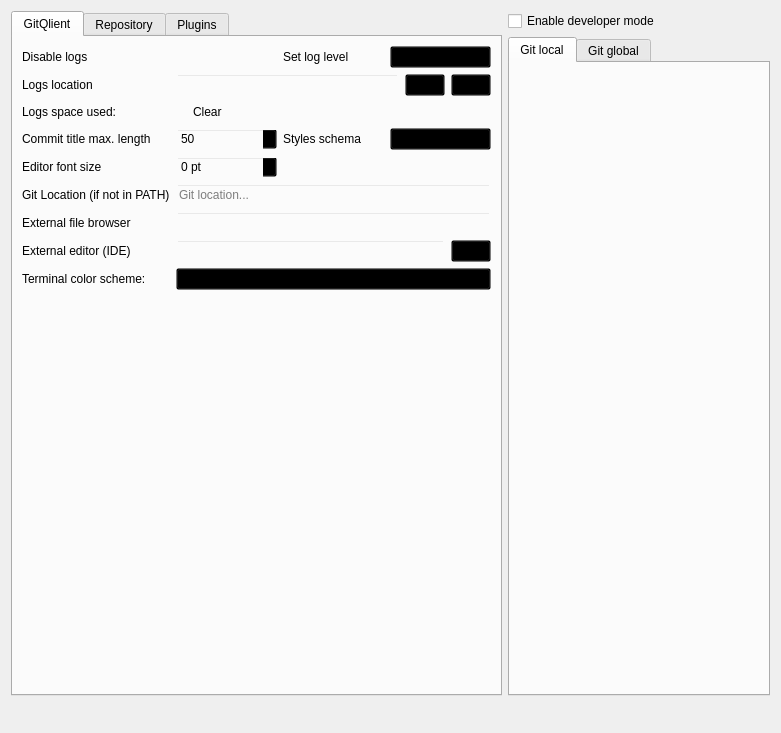
Qt form src/big_widgets/ConfigWidget.ui (francescmm/GitQlient) before a commit.
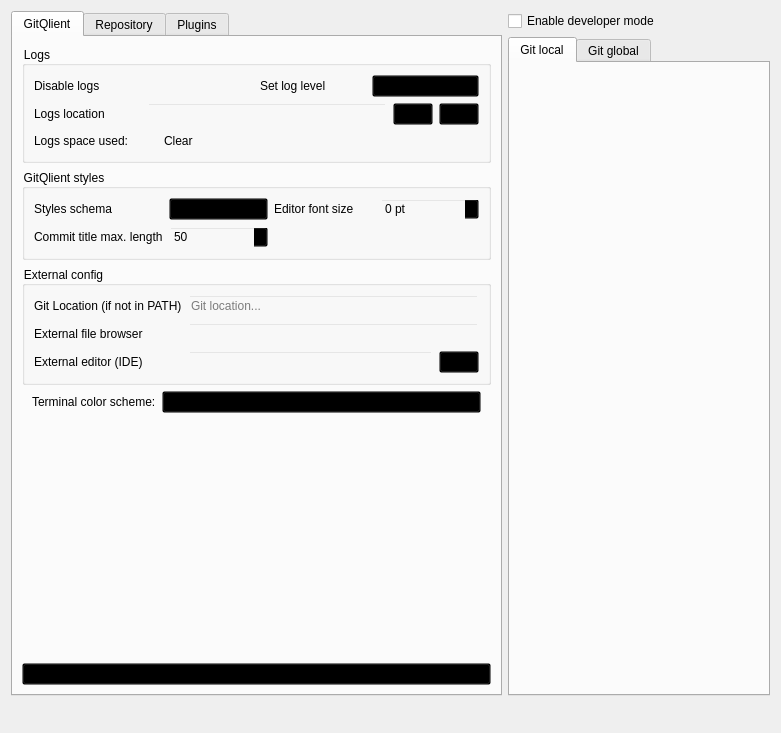
The same form after that commit. Icons and pictures are not drawn. Custom widgets are drawn as their Qt base class.

Commit message: Adding new features dlg calls

The edit to the form file:
```diff
--- a/src/big_widgets/ConfigWidget.ui
+++ b/src/big_widgets/ConfigWidget.ui
@@ -108,40 +108,18 @@
        </property>
        <item>
         <widget class="QFrame" name="frame">
-         <layout class="QGridLayout" name="gridLayout_2">
-          <item row="3" column="2">
-           <widget class="QLabel" name="label_3">
-            <property name="text">
-             <string>Styles schema</string>
-            </property>
-           </widget>
-          </item>
-          <item row="1" column="0">
-           <widget class="QLabel" name="label_23">
-            <property name="text">
-             <string>Logs location</string>
-            </property>
-           </widget>
-          </item>
-          <item row="6" column="0">
-           <widget class="QLabel" name="labelExtFileExplorer">
-            <property name="text">
-             <string>External file browser</string>
-            </property>
-           </widget>
-          </item>
-          <item row="3" column="3">
-           <widget class="QComboBox" name="cbStyle">
+         <layout class="QVBoxLayout" name="verticalLayout_4">
             <item>
-             <property name="text">
-              <string>dark</string>
-             </property>
-            </item>
-            <item>
+           <widget class="QGroupBox" name="groupBox">
+            <property name="title">
+             <string>Logs</string>
+            </property>
+            <layout class="QGridLayout" name="gridLayout_3">
+             <item row="0" column="0">
+              <widget class="QLabel" name="label">
              <property name="text">
-              <string>bright</string>
-             </property>
-            </item>
+                <string>Disable logs</string>
+               </property>
            </widget>
           </item>
           <item row="1" column="1" colspan="3">
@@ -180,48 +158,10 @@
             </item>
            </layout>
           </item>
-          <item row="3" column="0">
-           <widget class="QLabel" name="label_15">
+             <item row="0" column="1">
+              <widget class="CheckBox" name="chDisableLogs">
             <property name="text">
-             <string>Commit title max. length</string>
-            </property>
-           </widget>
-          </item>
-          <item row="5" column="1" colspan="3">
-           <widget class="QLineEdit" name="leGitPath">
-            <property name="placeholderText">
-             <string>Git location...</string>
-            </property>
-           </widget>
-          </item>
-          <item row="5" column="0">
-           <widget class="QLabel" name="label_4">
-            <property name="text">
-             <string>Git Location (if not in PATH)</string>
-            </property>
-           </widget>
-          </item>
-          <item row="4" column="0">
-           <widget class="QLabel" name="label_21">
-            <property name="text">
-             <string>Editor font size</string>
-            </property>
-           </widget>
-          </item>
-          <item row="8" column="1" colspan="3">
-           <widget class="QComboBox" name="cbTerminalColorScheme"/>
-          </item>
-          <item row="0" column="0">
-           <widget class="QLabel" name="label">
-            <property name="text">
-             <string>Disable logs</string>
-            </property>
-           </widget>
-          </item>
-          <item row="3" column="1">
-           <widget class="QSpinBox" name="spCommitTitleLength">
-            <property name="value">
-             <number>50</number>
+                <string/>
             </property>
            </widget>
           </item>
@@ -232,65 +172,6 @@
             </property>
            </widget>
           </item>
-          <item row="0" column="1">
-           <widget class="CheckBox" name="chDisableLogs">
-            <property name="text">
-             <string/>
-            </property>
-           </widget>
-          </item>
-          <item row="7" column="0">
-           <widget class="QLabel" name="label_27">
-            <property name="text">
-             <string>External editor (IDE)</string>
-            </property>
-           </widget>
-          </item>
-          <item row="7" column="1" colspan="3">
-           <layout class="QHBoxLayout" name="horizontalLayout_5">
-            <item>
-             <widget class="QLineEdit" name="leEditor"/>
-            </item>
-            <item>
-             <widget class="QPushButton" name="pbSelectEditor">
-              <property name="icon">
-               <iconset resource="../AuxiliarCustomWidgets/resources.qrc">
-                <normaloff>:/icons/go_to</normaloff>:/icons/go_to</iconset>
-              </property>
-             </widget>
-            </item>
-           </layout>
-          </item>
-          <item row="4" column="1">
-           <widget class="QSpinBox" name="sbEditorFontSize">
-            <property name="suffix">
-             <string> pt</string>
-            </property>
-           </widget>
-          </item>
-          <item row="9" column="0">
-           <spacer name="verticalSpacer_2">
-            <property name="orientation">
-             <enum>Qt::Vertical</enum>
-            </property>
-            <property name="sizeHint" stdset="0">
-             <size>
-              <width>20</width>
-              <height>40</height>
-             </size>
-            </property>
-           </spacer>
-          </item>
-          <item row="6" column="1" colspan="3">
-           <widget class="QLineEdit" name="leExtFileExplorer"/>
-          </item>
-          <item row="8" column="0">
-           <widget class="QLabel" name="lTerminalColorScheme">
-            <property name="text">
-             <string>Terminal color scheme:</string>
-            </property>
-           </widget>
-          </item>
           <item row="0" column="3">
            <widget class="QComboBox" name="cbLogLevel">
             <item>
@@ -325,6 +206,20 @@
             </item>
            </widget>
           </item>
+             <item row="1" column="0">
+              <widget class="QLabel" name="label_23">
+               <property name="text">
+                <string>Logs location</string>
+               </property>
+              </widget>
+             </item>
+             <item row="2" column="0">
+              <widget class="QLabel" name="label_33">
+               <property name="text">
+                <string>Logs space used:</string>
+               </property>
+              </widget>
+             </item>
           <item row="2" column="1" colspan="3">
            <layout class="QHBoxLayout" name="horizontalLayout_6">
             <property name="spacing">
@@ -359,10 +254,159 @@
             </item>
            </layout>
           </item>
+            </layout>
+           </widget>
+          </item>
+          <item>
+           <widget class="QGroupBox" name="groupBox_2">
+            <property name="title">
+             <string>GitQlient styles</string>
+            </property>
+            <layout class="QGridLayout" name="gridLayout_6">
+             <item row="0" column="2">
+              <widget class="QLabel" name="label_21">
+               <property name="text">
+                <string>Editor font size</string>
+               </property>
+              </widget>
+             </item>
+             <item row="0" column="3">
+              <widget class="QSpinBox" name="sbEditorFontSize">
+               <property name="suffix">
+                <string> pt</string>
+               </property>
+              </widget>
+             </item>
+             <item row="0" column="0">
+              <widget class="QLabel" name="label_3">
+               <property name="text">
+                <string>Styles schema</string>
+               </property>
+              </widget>
+             </item>
+             <item row="0" column="1">
+              <widget class="QComboBox" name="cbStyle">
+               <item>
+                <property name="text">
+                 <string>dark</string>
+                </property>
+               </item>
+               <item>
+                <property name="text">
+                 <string>bright</string>
+                </property>
+               </item>
+              </widget>
+             </item>
+             <item row="1" column="0">
+              <widget class="QLabel" name="label_15">
+               <property name="text">
+                <string>Commit title max. length</string>
+               </property>
+              </widget>
+             </item>
+             <item row="1" column="1">
+              <widget class="QSpinBox" name="spCommitTitleLength">
+               <property name="value">
+                <number>50</number>
+               </property>
+              </widget>
+             </item>
+            </layout>
+           </widget>
+          </item>
+          <item>
+           <widget class="QGroupBox" name="groupBox_3">
+            <property name="title">
+             <string>External config</string>
+            </property>
+            <layout class="QFormLayout" name="formLayout">
+             <item row="0" column="0">
+              <widget class="QLabel" name="label_4">
+               <property name="text">
+                <string>Git Location (if not in PATH)</string>
+               </property>
+              </widget>
+             </item>
+             <item row="0" column="1">
+              <widget class="QLineEdit" name="leGitPath">
+               <property name="placeholderText">
+                <string>Git location...</string>
+               </property>
+              </widget>
+             </item>
+             <item row="1" column="0">
+              <widget class="QLabel" name="labelExtFileExplorer">
+               <property name="text">
+                <string>External file browser</string>
+               </property>
+              </widget>
+             </item>
+             <item row="1" column="1">
+              <widget class="QLineEdit" name="leExtFileExplorer"/>
+             </item>
           <item row="2" column="0">
-           <widget class="QLabel" name="label_33">
+              <widget class="QLabel" name="label_27">
             <property name="text">
-             <string>Logs space used:</string>
+                <string>External editor (IDE)</string>
+               </property>
+              </widget>
+             </item>
+             <item row="2" column="1">
+              <layout class="QHBoxLayout" name="horizontalLayout_5">
+               <item>
+                <widget class="QLineEdit" name="leEditor"/>
+               </item>
+               <item>
+                <widget class="QPushButton" name="pbSelectEditor">
+                 <property name="icon">
+                  <iconset resource="../AuxiliarCustomWidgets/resources.qrc">
+                   <normaloff>:/icons/go_to</normaloff>:/icons/go_to</iconset>
+                 </property>
+                </widget>
+               </item>
+              </layout>
+             </item>
+            </layout>
+           </widget>
+          </item>
+          <item>
+           <layout class="QFormLayout" name="formLayout_2">
+            <property name="leftMargin">
+             <number>10</number>
+            </property>
+            <property name="rightMargin">
+             <number>10</number>
+            </property>
+            <item row="0" column="0">
+             <widget class="QLabel" name="lTerminalColorScheme">
+              <property name="text">
+               <string>Terminal color scheme:</string>
+              </property>
+             </widget>
+            </item>
+            <item row="0" column="1">
+             <widget class="QComboBox" name="cbTerminalColorScheme"/>
+            </item>
+           </layout>
+          </item>
+          <item>
+           <spacer name="verticalSpacer_2">
+            <property name="orientation">
+             <enum>Qt::Vertical</enum>
+            </property>
+            <property name="sizeHint" stdset="0">
+             <size>
+              <width>20</width>
+              <height>40</height>
+             </size>
+            </property>
+           </spacer>
+          </item>
+          <item>
+           <widget class="QPushButton" name="pbFeaturesTour">
+            <property name="text">
+             <string>Features tour</string>
             </property>
            </widget>
           </item>
```
Left out of the diff: 7 changed lines with no effect on the pictures. Lines whose indentation alone changed are shown as unchanged. The commit also changes 3 other files.
